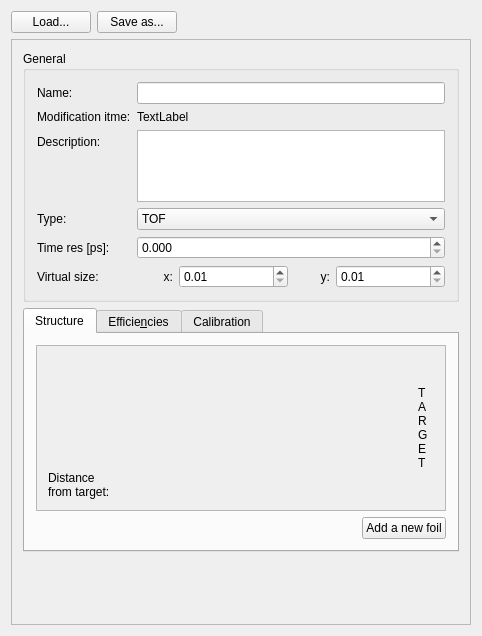
Qt form ui_files/ui_request_detector_settings.ui (JYU-IBA/potku) before a commit.
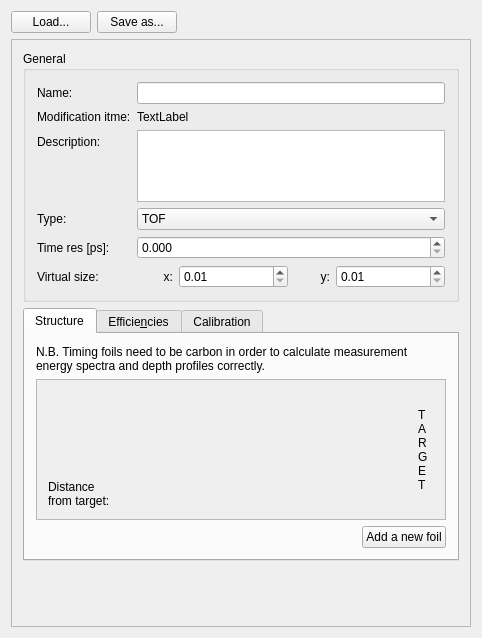
The same form after that commit. Icons and pictures are not drawn.

Commit message: Added a notice to users that timing foils need to be carbon for measurement side calculations.

The edit to the form file:
```diff
--- a/ui_files/ui_request_detector_settings.ui
+++ b/ui_files/ui_request_detector_settings.ui
@@ -10,7 +10,7 @@
     <x>0</x>
     <y>0</y>
     <width>482</width>
-    <height>636</height>
+    <height>638</height>
    </rect>
   </property>
   <property name="minimumSize">
@@ -83,7 +83,7 @@
         <x>0</x>
         <y>0</y>
         <width>462</width>
-        <height>585</height>
+        <height>587</height>
        </rect>
       </property>
       <layout class="QVBoxLayout" name="verticalLayout_7">
@@ -341,8 +341,22 @@
               <layout class="QVBoxLayout" name="verticalLayout_2">
                <item>
                 <layout class="QVBoxLayout" name="verticalLayout_5">
+                 <item>
+                  <widget class="QLabel" name="label_11">
+                   <property name="text">
+                    <string>N.B. Timing foils need to be carbon in order to calculate measurement
+energy spectra and depth profiles correctly.</string>
+                   </property>
+                  </widget>
+                 </item>
                  <item>
                   <widget class="QScrollArea" name="scrollArea">
+                   <property name="minimumSize">
+                    <size>
+                     <width>0</width>
+                     <height>139</height>
+                    </size>
+                   </property>
                    <property name="widgetResizable">
                     <bool>true</bool>
                    </property>
@@ -352,7 +366,7 @@
                       <x>0</x>
                       <y>0</y>
                       <width>412</width>
-                      <height>158</height>
+                      <height>138</height>
                      </rect>
                     </property>
                     <layout class="QHBoxLayout" name="horizontalLayout_4">
```
